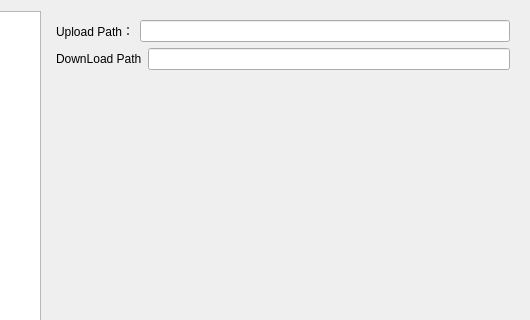
The window that woterm/qwosessionproperty.ui (hongnod/woterm) describes before a commit, drawn with Qt 5; both pictures show x 120 to 650 and y 0 to 320 of the 650 by 477 pixel window.
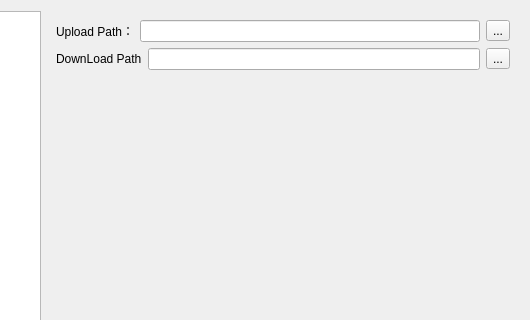
The same window after the commit. The open tabs and pages were chosen to show the change.

Patch:
```diff
--- a/woterm/qwosessionproperty.ui
+++ b/woterm/qwosessionproperty.ui
@@ -578,7 +578,18 @@
               </widget>
              </item>
              <item>
-              <widget class="QLineEdit" name="szUpload"/>
+              <widget class="QLineEdit" name="szUpload">
+               <property name="readOnly">
+                <bool>true</bool>
+               </property>
+              </widget>
+             </item>
+             <item>
+              <widget class="QToolButton" name="szDirBrowser">
+               <property name="text">
+                <string>...</string>
+               </property>
+              </widget>
              </item>
             </layout>
            </item>
@@ -592,7 +603,18 @@
               </widget>
              </item>
              <item>
-              <widget class="QLineEdit" name="rzDown"/>
+              <widget class="QLineEdit" name="rzDown">
+               <property name="readOnly">
+                <bool>true</bool>
+               </property>
+              </widget>
+             </item>
+             <item>
+              <widget class="QToolButton" name="rzDirBrowser">
+               <property name="text">
+                <string>...</string>
+               </property>
+              </widget>
              </item>
             </layout>
            </item>
```
